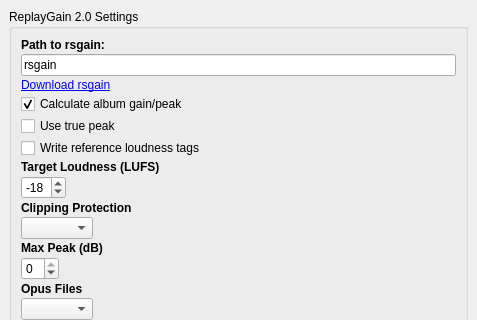
Above: plugins/replaygain2/ui_options_replaygain2.ui from metabrainz/picard-plugins before the change; both pictures show x 0 to 477 and y 0 to 320 of the 477 by 577 pixel window. Below: the same form after it.
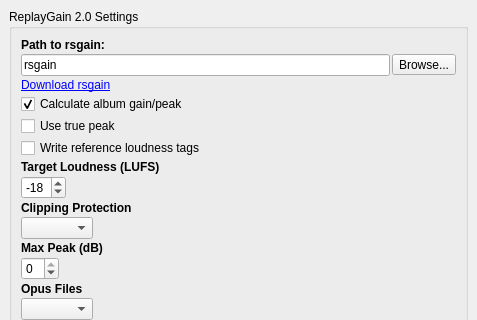
That is the form after the change.

Commit message: replaygain2: provide browse button to set path to rsgain command

```diff
--- a/plugins/replaygain2/ui_options_replaygain2.ui
+++ b/plugins/replaygain2/ui_options_replaygain2.ui
@@ -67,11 +67,22 @@
        </widget>
       </item>
       <item>
+       <layout class="QHBoxLayout" name="horizontalLayout">
+        <item>
        <widget class="QLineEdit" name="rsgain_command">
         <property name="text">
          <string>rsgain</string>
         </property>
        </widget>
+        </item>
+        <item>
+         <widget class="QToolButton" name="rsgain_command_browse">
+          <property name="text">
+           <string>Browse...</string>
+          </property>
+         </widget>
+        </item>
+       </layout>
       </item>
       <item>
        <widget class="QLabel" name="label_6">
```
Lines whose indentation alone changed are shown as unchanged. The commit also changes 2 other files.
